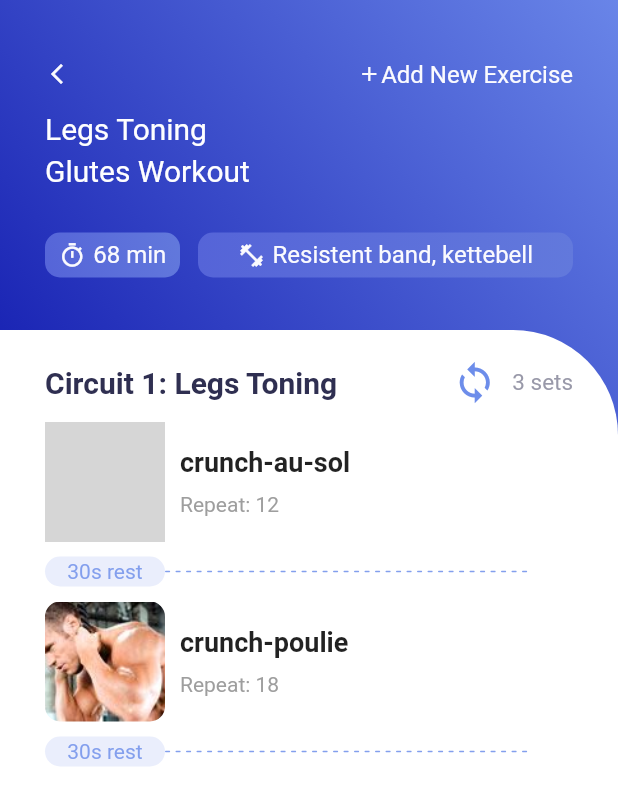
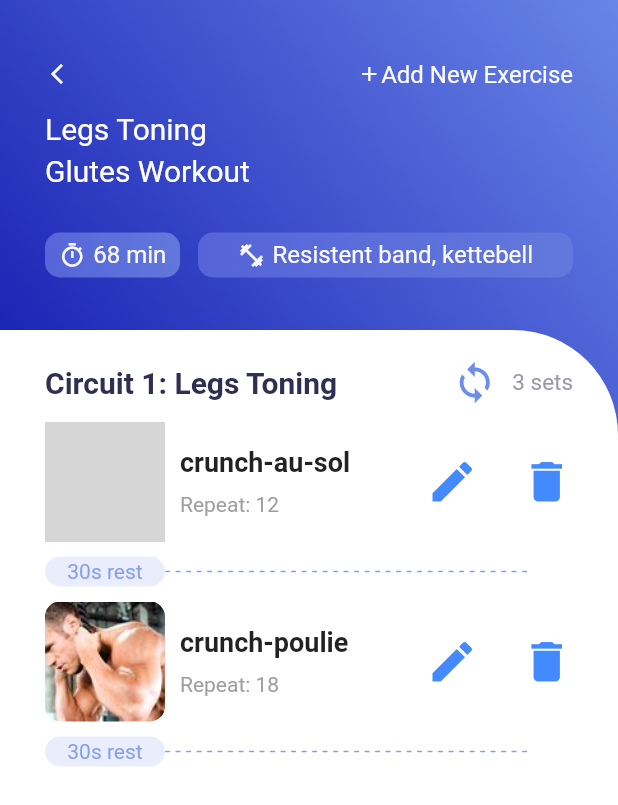
Before and after one commit to YananGuoguo/hustle_muscle, a Flutter app: the screen it shows after launch, after a tap on "abdominaux", on a phone screen of 412 x 824 dp. Shown: the top 805 px of the screen. Run offline on Flutter 3.47's test engine with Material 2 defaults, Android fonts, the phone set to English and light mode, and no system bars; our stand-ins replace get, sqflite, youtube_player_flutter; accounts and stored records are empty; grey boxes are pictures that could not be loaded.

Commit message:
get delete function completed

```diff
--- a/lib/controllers/category_controller.dart
+++ b/lib/controllers/category_controller.dart
@@ -13,9 +13,7 @@ class CategoryController extends GetxController {
   var categoryList = <Category>[].obs;
 
   void getCategories() async {
-    print("Get Exercises");
     List<Map<String, dynamic>> categories = await DBHelper.queryCategory();
     categoryList.assignAll(categories.map((data)=> Category.fromJson(data)).toList());
-    print("in categoryList" "$categoryList");
   }
 }
--- a/lib/controllers/exercise_controller.dart
+++ b/lib/controllers/exercise_controller.dart
@@ -10,27 +10,38 @@ class ExerciseController extends GetxController {
   }
 
   var exerciseList = <Exercise>[].obs;
-  // var exerciseListByCategory = <Exercise>[].obs;
+  var exerciseListByCategory = <Exercise>[].obs;
 
-  Future<int> addExercise({Exercise? exercise}) async{
+  Future<int> addExercise({Exercise? exercise}) async {
     return await DBHelper.insert(exercise);
   }
 
   void getExercises() async {
-    print("Get Exercises");
+    print("Get all Exercises through controller");
     List<Map<String, dynamic>> exercises = await DBHelper.query();
-    exerciseList.assignAll(exercises.map((data)=> Exercise.fromJson(data)).toList());
+    exerciseList
+        .assignAll(exercises.map((data) => Exercise.fromJson(data)).toList());
   }
 
   void getExerciseByCategory(category) async {
     print("Call queryExerciseByCategory");
-    List<Map<String, dynamic>> exercises = await DBHelper.queryExerciseByCategory(category);
-    exerciseList.assignAll(exercises.map((data)=> Exercise.fromJson(data)).toList());
+    List<Map<String, dynamic>> exercises =
+        await DBHelper.queryExerciseByCategory(category);
+    exerciseList
+        .assignAll(exercises.map((data) => Exercise.fromJson(data)).toList());
   }
 
-  void delete(Exercise exercise){
-    var val = DBHelper.delete(exercise);
-    print (val);
+  Future<RxList<Exercise>> refreshExercise(categoryId) async {
+    if (categoryId == -1) {
+      getExercises();
+    } else {
+      getExerciseByCategory(categoryId);
+    }
+    return exerciseList;
   }
 
+  void delete(Exercise exercise) {
+    var val = DBHelper.delete(exercise);
+    print("delete in exercise controller: $val");
+  }
 }
--- a/lib/widgets/home_page.dart
+++ b/lib/widgets/home_page.dart
@@ -69,7 +69,11 @@ class _HomePageState extends State<HomePage> {
                     Expanded(child: Container()),
                     InkWell(
                         onTap: () {
-                          Get.to(const VideoInfo(), arguments: -1);
+                          debugPrint("details pressed");
+                          Get.to(const VideoInfo(), arguments: [
+                            _exerciseController.exerciseList,
+                            -1
+                          ]);
                         },
                         child: Row(children: [
                           Text("Details",
@@ -178,19 +182,24 @@ class _HomePageState extends State<HomePage> {
             )));
   }
 
-  _showCategories(){
+  _showCategories() {
     return Expanded(child: OverflowBox(child: Obx(() {
       return ListView.builder(
           shrinkWrap: true,
-          itemCount: (_categoryController.categoryList.length) ~/2,
+          itemCount: (_categoryController.categoryList.length) ~/ 2,
           itemBuilder: (BuildContext context, i) {
             int a = 2 * i;
             int b = 2 * i + 1;
             return Row(
               children: [
                 InkWell(
-                  onTap: () {
-                    Get.to(const VideoInfo(), arguments: _categoryController.categoryList[a].id);
+                  onTap: () async {
+                    _exerciseController.getExerciseByCategory(
+                        _categoryController.categoryList[a].id);
+                    await Get.to(const VideoInfo(), arguments: [
+                      _exerciseController.exerciseList,
+                      _categoryController.categoryList[a].id
+                    ]);
                   },
                   child: Container(
                       width: 170,
@@ -201,7 +210,9 @@ class _HomePageState extends State<HomePage> {
                           color: Colors.white,
                           borderRadius: BorderRadius.circular(15),
                           image: DecorationImage(
-                              image: AssetImage(_categoryController.categoryList[a].thumbnail.toString())),
+                              image: AssetImage(_categoryController
+                                  .categoryList[a].thumbnail
+                                  .toString())),
                           boxShadow: [
                             BoxShadow(
                                 blurRadius: 3,
@@ -217,18 +228,24 @@ class _HomePageState extends State<HomePage> {
                       child: Center(
                         child: Align(
                           alignment: Alignment.bottomCenter,
-                          child: Text(_categoryController.categoryList[a].category.toString(),
+                          child: Text(
+                              _categoryController.categoryList[a].category
+                                  .toString(),
                               style: TextStyle(
                                   fontSize: 15,
-                                  color:
-                                  color.AppColor.homePageDetail)),
+                                  color: color.AppColor.homePageDetail)),
                         ),
                       )),
                 ),
                 Expanded(child: Container()),
                 InkWell(
-                  onTap: () {
-                    Get.to(const VideoInfo(), arguments: _categoryController.categoryList[b].id);
+                  onTap: () async {
+                    _exerciseController.getExerciseByCategory(
+                        _categoryController.categoryList[b].id);
+                    await Get.to(const VideoInfo(), arguments: [
+                      _exerciseController.exerciseList,
+                      _categoryController.categoryList[b].id
+                    ]);
                   },
                   child: Container(
                       width: 170,
@@ -239,7 +256,9 @@ class _HomePageState extends State<HomePage> {
                           color: Colors.white,
                           borderRadius: BorderRadius.circular(15),
                           image: DecorationImage(
-                              image: AssetImage(_categoryController.categoryList[b].thumbnail.toString())),
+                              image: AssetImage(_categoryController
+                                  .categoryList[b].thumbnail
+                                  .toString())),
                           boxShadow: [
                             BoxShadow(
                                 blurRadius: 3,
@@ -255,11 +274,12 @@ class _HomePageState extends State<HomePage> {
                       child: Center(
                         child: Align(
                           alignment: Alignment.bottomCenter,
-                          child: Text(_categoryController.categoryList[b].category.toString(),
+                          child: Text(
+                              _categoryController.categoryList[b].category
+                                  .toString(),
                               style: TextStyle(
                                   fontSize: 15,
-                                  color:
-                                  color.AppColor.homePageDetail)),
+                                  color: color.AppColor.homePageDetail)),
                         ),
                       )),
                 ),
--- a/lib/widgets/operations_exercise.dart
+++ b/lib/widgets/operations_exercise.dart
@@ -45,7 +45,6 @@ class _OperationsExerciseState extends State<OperationsExercise> {
           backgroundColor: color.AppColor.secondPageContainerGradient1stColor,
           leading: GestureDetector(
               onTap: () {
-                debugPrint("Go back");
                 Get.back();
               },
               child: const Icon(Icons.arrow_back_ios_outlined,
@@ -130,6 +129,8 @@ class _OperationsExerciseState extends State<OperationsExercise> {
         _descriptionController.text.isNotEmpty &&
         _timeController.text.isNotEmpty &&
         _repeatController.text.isNotEmpty) {
+      _exerciseController.refreshExercise(categoryId);
+      _exerciseController.getExerciseByCategory(categoryId);
       _addExerciseToDb();
       Get.back();
     } else if (_titleController.text.isEmpty ||
--- a/lib/widgets/video_info.dart
+++ b/lib/widgets/video_info.dart
@@ -4,9 +4,8 @@ import 'package:flutter/cupertino.dart';
 import 'package:flutter/material.dart';
 import 'package:get/get.dart';
 import 'package:hustle_muscle/widgets/operations_exercise.dart';
-import 'package:youtube_player_flutter/youtube_player_flutter.dart';
-import '../controllers/category_controller.dart';
 import '../controllers/exercise_controller.dart';
+import '../models/class_exercise.dart';
 import 'colors.dart' as color;
 
 class VideoInfo extends StatefulWidget {
@@ -17,77 +16,38 @@ class VideoInfo extends StatefulWidget {
 }
 
 class _VideoInfoState extends State<VideoInfo> {
-  List videoInfo = [];
-  bool _playArea = false;
-  int categoryShow = Get.arguments;
-
-  final _categoryController = Get.put(CategoryController());
+  RxList<Exercise> exerciseShow = Get.arguments[0];
+  int categoryId = Get.arguments[1];
   final _exerciseController = Get.put(ExerciseController());
 
-  YoutubePlayerController? _controller;
-  // late TextEditingController _idController;
-  // late TextEditingController _seekToController;
-  //
-  // late PlayerState _playerState;
-  // late YoutubeMetaData _videoMetaData;
-
-  _initData() async {
-    await DefaultAssetBundle.of(context)
-        .loadString("json/videoinfo.json")
-        .then((value) {
-      setState(() {
-        videoInfo = json.decode(value);
-      });
-    });
-
-    _categoryController.getCategories();
-    if(categoryShow == -1) {
-      _exerciseController.getExercises();
-    }else{
-      _exerciseController.getExerciseByCategory(categoryShow);
-    }
-
-    print("........$categoryShow.........");
+  _initData() {
+    _exerciseController.exerciseList = exerciseShow;
   }
 
   @override
   void initState() {
     super.initState();
     _initData();
-  }
-
-  @override
-  void deactivate() {
-    _controller?.pause();
-    super.deactivate();
-  }
-
-  @override
-  void dispose() {
-    _controller?.dispose();
-    super.dispose();
+    int _length = exerciseShow.length;
+    print("Exercise numbers::::::$_length");
+    debugPrint("Categoryid from home page:::::::::$categoryId");
   }
 
   @override
   Widget build(BuildContext context) {
     return Scaffold(
         body: Container(
-            decoration: _playArea == false
-                ? BoxDecoration(
+            decoration: BoxDecoration(
                 gradient: LinearGradient(
                     colors: [
                   color.AppColor.gradientFirst,
                   color.AppColor.gradientSecond,
                 ],
                     begin: const FractionalOffset(0.0, 0.4),
-                        end: Alignment.topRight))
-                : BoxDecoration(
-                    color: color.AppColor.gradientSecond,
-                  ),
+                    end: Alignment.topRight)),
             child: Column(
               children: [
-                _playArea == false
-                    ? Container(
+                Container(
                     padding:
                         const EdgeInsets.only(top: 40, right: 30, left: 30),
                     width: MediaQuery.of(context).size.width,
@@ -103,27 +63,29 @@ class _VideoInfoState extends State<VideoInfo> {
                               },
                               child: Icon(Icons.arrow_back_ios_new_outlined,
                                   size: 16,
-                                      color:
-                                          color.AppColor.secondPageIconColor),
+                                  color: color.AppColor.secondPageIconColor),
                             ),
                             Expanded(child: Container()),
                             InkWell(
                               onTap: () async {
-                                    debugPrint("add pressed");
+                                debugPrint(":::::::add pressed:::::::");
                                 await Get.to(() => const OperationsExercise());
-                                    // _exerciseController.getExercises();
+                                // setState(() {
+                                _exerciseController.refreshExercise(categoryId);
+                                // });
+                                debugPrint("...................after add");
                               },
                               child: Row(
                                 children: [
                                   Icon(Icons.add_outlined,
                                       size: 16,
-                                          color: color
-                                              .AppColor.secondPageIconColor),
+                                      color:
+                                          color.AppColor.secondPageIconColor),
                                   Text("Add New Exercise",
                                       style: TextStyle(
                                         fontSize: 16,
-                                            color: color
-                                                .AppColor.secondPageIconColor,
+                                        color:
+                                            color.AppColor.secondPageIconColor,
                                       ))
                                 ],
                               ),
@@ -160,19 +122,18 @@ class _VideoInfoState extends State<VideoInfo> {
                                       begin: Alignment.bottomLeft,
                                       end: Alignment.topRight)),
                               child: Row(
-                                      mainAxisAlignment:
-                                          MainAxisAlignment.center,
+                                  mainAxisAlignment: MainAxisAlignment.center,
                                   children: [
                                     Icon(Icons.timer_sharp,
                                         size: 18,
-                                            color: color
-                                                .AppColor.secondPageIconColor),
+                                        color:
+                                            color.AppColor.secondPageIconColor),
                                     const SizedBox(width: 5),
                                     Text("68 min",
                                         style: TextStyle(
                                             fontSize: 16,
-                                                color: color.AppColor
-                                                    .secondPageIconColor))
+                                            color: color
+                                                .AppColor.secondPageIconColor))
                                   ]),
                             ),
                             Expanded(child: Container()),
@@ -191,59 +152,25 @@ class _VideoInfoState extends State<VideoInfo> {
                                       begin: Alignment.bottomLeft,
                                       end: Alignment.topRight)),
                               child: Row(
-                                      mainAxisAlignment:
-                                          MainAxisAlignment.center,
+                                  mainAxisAlignment: MainAxisAlignment.center,
                                   children: [
                                     Icon(Icons.fitness_center_outlined,
                                         size: 18,
-                                            color: color
-                                                .AppColor.secondPageIconColor),
+                                        color:
+                                            color.AppColor.secondPageIconColor),
                                     const SizedBox(width: 5),
                                     Text("Resistent band, kettebell",
                                         style: TextStyle(
                                             fontSize: 16,
-                                                color: color.AppColor
-                                                    .secondPageIconColor))
+                                            color: color
+                                                .AppColor.secondPageIconColor))
                                   ]),
                             )
                           ],
                         ),
                         const SizedBox(width: 20)
                       ],
-                        ))
-                    : Column(children: [
-                        Container(
-                          height: 100,
-                          padding: const EdgeInsets.only(
-                              top: 50, left: 30, right: 30),
-                          child: Row(
-                            children: [
-                              InkWell(
-                                onTap: () {
-                                  debugPrint("tapped");
-                                  setState(() {
-                                    _playArea = false;
-                                  });
-                                },
-                                child: Icon(
-                                  Icons.arrow_back_ios_new_outlined,
-                                  size: 20,
-                                  color: color.AppColor.secondPageIconColor,
-                                ),
-                              ),
-                              Expanded(
-                                child: Container(),
-                              ),
-                              Icon(
-                                Icons.info_outline,
-                                size: 20,
-                                color: color.AppColor.secondPageTopIconColor,
-                              )
-                            ],
-                          ),
-                        ),
-                        _playView(context),
-                      ]),
+                    )),
                 Expanded(
                     child: Container(
                         decoration: const BoxDecoration(
@@ -288,68 +215,38 @@ class _VideoInfoState extends State<VideoInfo> {
             )));
   }
 
-  Widget _playView(BuildContext context) {
-    final controller = _controller;
-    if(controller!=null){return YoutubePlayerBuilder(
-        player: YoutubePlayer(
-          controller: controller,
-        ),
-        builder: (context, player) {
-          return AspectRatio(aspectRatio: 16 / 9, child: player);
-        });
-    }else{
-      return const Text("Being initialized please wait!");
-    }
-  }
-
   //4:30 runYoutubePlayer
   _onTapVideo(int index) {
-    String youtubeUrl = _exerciseController.exerciseList[index].video.toString();
-    String? youtubeId = YoutubePlayer.convertUrlToId(youtubeUrl);
-    final controller = YoutubePlayerController(
-      initialVideoId: youtubeId!,
-      flags: const YoutubePlayerFlags(
-        autoPlay: true,
-        mute: false,
-        enableCaption: true,
-        isLive: false,
-      ),
-    );
-    _controller = controller;
-    setState(() {});
+    print("tap video img");
   }
 
   _listView() {
     return ListView.builder(
         padding: const EdgeInsets.symmetric(horizontal: 30, vertical: 1),
-        itemCount: _exerciseController.exerciseList.length,
+        itemCount: exerciseShow.length,
         itemBuilder: (context, int index) {
-          return GestureDetector(
-            onTap: () {
-              _onTapVideo(index);
-              debugPrint(index.toString());
-              setState(() {
-                if (_playArea == false) {
-                  _playArea = true;
-                }
-              });
-            },
-            child: SizedBox(
+          return SizedBox(
               height: 120,
               child: Column(
                 children: [
                   Row(
                     children: [
-                        Container(
+                      GestureDetector(
+                        onTap: () {
+                          _onTapVideo(index);
+                          debugPrint("pressed 111111");
+                        },
+                        child: Container(
                             width: 80,
                             height: 80,
                             decoration: BoxDecoration(
                                 borderRadius: BorderRadius.circular(10),
                                 image: DecorationImage(
-                                  image:
-                                      AssetImage(_exerciseController.exerciseList[index].img.toString()),
+                                  image: AssetImage(
+                                      exerciseShow[index].img.toString()),
                                   fit: BoxFit.cover,
                                 ))),
+                      ),
                       const SizedBox(
                         width: 10,
                       ),
@@ -358,7 +255,7 @@ class _VideoInfoState extends State<VideoInfo> {
                         crossAxisAlignment: CrossAxisAlignment.start,
                         children: [
                           Text(
-                              _exerciseController.exerciseList[index].title.toString(),
+                            exerciseShow[index].title.toString(),
                             style: const TextStyle(
                               fontSize: 18,
                               fontWeight: FontWeight.bold,
@@ -370,12 +267,36 @@ class _VideoInfoState extends State<VideoInfo> {
                           Padding(
                             padding: const EdgeInsets.only(top: 3),
                             child: Text(
-                                "Repeat: "+ _exerciseController.exerciseList[index].repeat.toString(),
+                              "Repeat: " +
+                                  exerciseShow[index].repeat.toString(),
                               style: TextStyle(color: Colors.grey[500]),
                             ),
                           )
                         ],
-                        )
+                      ),
+                      Expanded(child: Container()),
+                      InkWell(
+                        onTap: () {
+                          debugPrint("2222222222");
+                        },
+                        child: const Icon(Icons.edit,
+                            size: 35, color: Colors.blueAccent),
+                      ),
+                      const SizedBox(
+                        width: 28,
+                      ),
+                      GestureDetector(
+                        onTap: () {
+                          _exerciseController.delete(exerciseShow[index]);
+
+                          setState(() {
+                            debugPrint("CategoryId>>>>>>>>>>>>>>>>>>>>>>>>$categoryId");
+                            _exerciseController.getExerciseByCategory(categoryId);
+                          });
+                        },
+                        child: const Icon(Icons.delete,
+                            size: 35, color: Colors.blueAccent),
+                      ),
                     ],
                   ),
                   const SizedBox(
@@ -415,8 +336,7 @@ class _VideoInfoState extends State<VideoInfo> {
                     ],
                   )
                 ],
-                )),
-          );
+              ));
         });
   }
 }
```
Also changed, not shown: lib/widgets/video_detail.dart (added, +408 -0 lines). Lines whose indentation alone changed are shown as unchanged.
